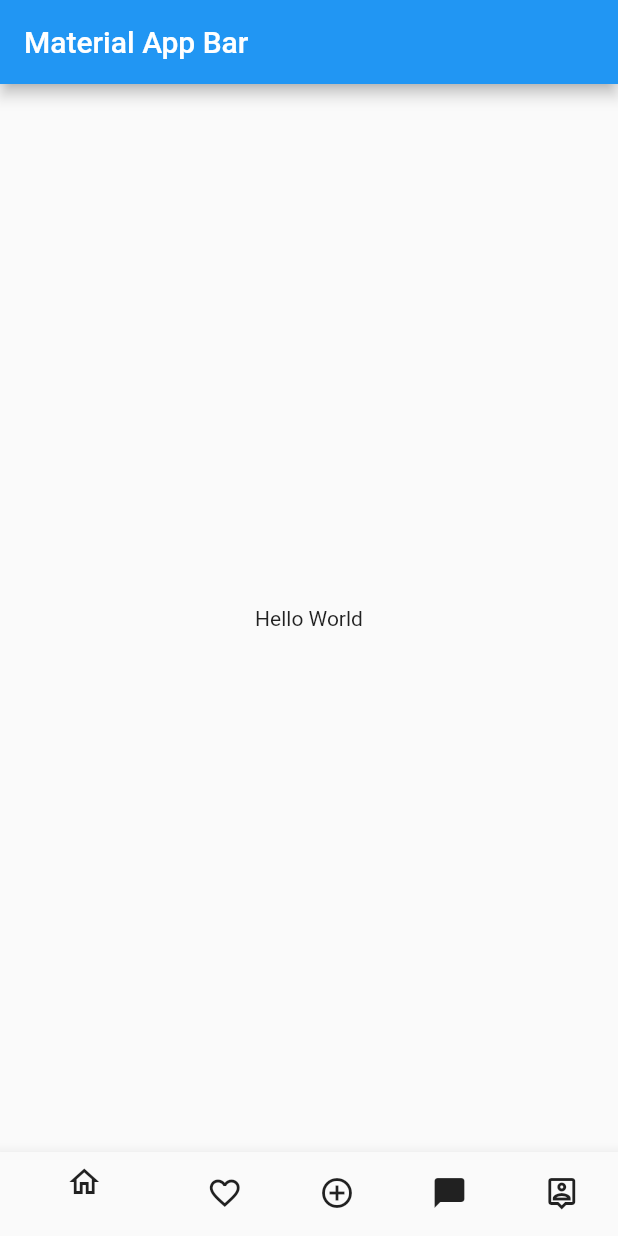
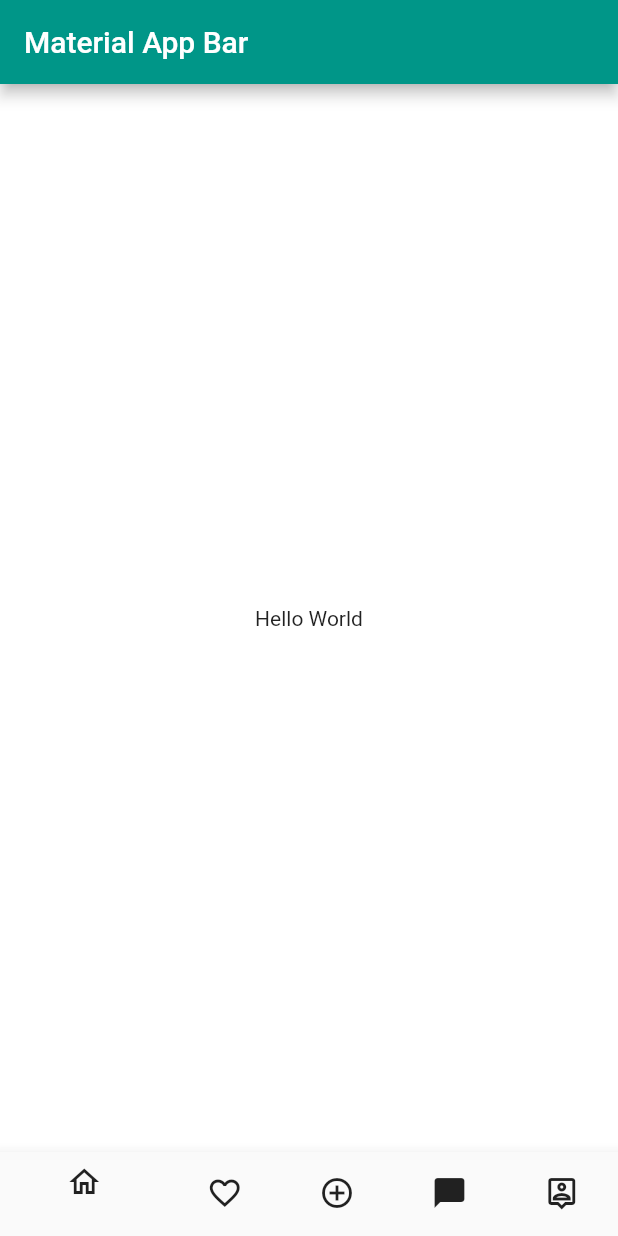
Before and after one commit to samarqandi/olx_analog, a Flutter app: the screen it shows after launch, on a phone screen of 412 x 824 dp. Run offline on Flutter 3.47's test engine with Material 2 defaults, Android fonts, the light colour scheme and no system bars.

Commit message:
refactoring of bottom nav bar

```diff
--- /dev/null
+++ b/lib/bottom_nav_bar.dart
@@ -0,0 +1,39 @@
+import 'package:flutter/material.dart';
+
+const bottomNavBar = [
+  BottomNavigationBarItem(
+    icon: Icon(
+      Icons.home_outlined,
+      color: Colors.black87,
+    ),
+    label: '',
+  ),
+  BottomNavigationBarItem(
+    icon: Icon(
+      Icons.favorite_border,
+      color: Colors.black87,
+    ),
+    label: '',
+  ),
+  BottomNavigationBarItem(
+    icon: Icon(
+      Icons.add_circle_outline,
+      color: Colors.black87,
+    ),
+    label: '',
+  ),
+  BottomNavigationBarItem(
+    icon: Icon(
+      Icons.messenger,
+      color: Colors.black87,
+    ),
+    label: '',
+  ),
+  BottomNavigationBarItem(
+    icon: Icon(
+      Icons.person_pin_outlined,
+      color: Colors.black87,
+    ),
+    label: '',
+  ),
+];
--- a/lib/main.dart
+++ b/lib/main.dart
@@ -1,4 +1,5 @@
 import 'package:flutter/material.dart';
+import 'package:olx_analog/bottom_nav_bar.dart';
 
 void main() => runApp(MyApp());
 
@@ -6,50 +7,18 @@ class MyApp extends StatelessWidget {
   @override
   Widget build(BuildContext context) {
     return MaterialApp(
+      theme: ThemeData(
+        scaffoldBackgroundColor: Colors.white,
+        primarySwatch: Colors.teal,
+      ),
       title: 'Material App',
       debugShowCheckedModeBanner: false,
       home: Scaffold(
         bottomNavigationBar: BottomNavigationBar(
             unselectedItemColor: Colors.black26,
             selectedItemColor: Colors.black54,
-            backgroundColor: Colors.amber,
-            items: const [
-              BottomNavigationBarItem(
-                icon: Icon(
-                  Icons.home_outlined,
-                  color: Colors.black87,
-                ),
-                label: '',
-              ),
-              BottomNavigationBarItem(
-                icon: Icon(
-                  Icons.favorite_border,
-                  color: Colors.black87,
-                ),
-                label: '',
-              ),
-              BottomNavigationBarItem(
-                icon: Icon(
-                  Icons.add_circle_outline,
-                  color: Colors.black87,
-                ),
-                label: '',
-              ),
-              BottomNavigationBarItem(
-                icon: Icon(
-                  Icons.messenger,
-                  color: Colors.black87,
-                ),
-                label: '',
-              ),
-              BottomNavigationBarItem(
-                icon: Icon(
-                  Icons.person_pin_outlined,
-                  color: Colors.black87,
-                ),
-                label: '',
-              ),
-            ]),
+            backgroundColor: Colors.amberAccent,
+            items: bottomNavBar),
         appBar: AppBar(
           title: const Text('Material App Bar'),
         ),
```
